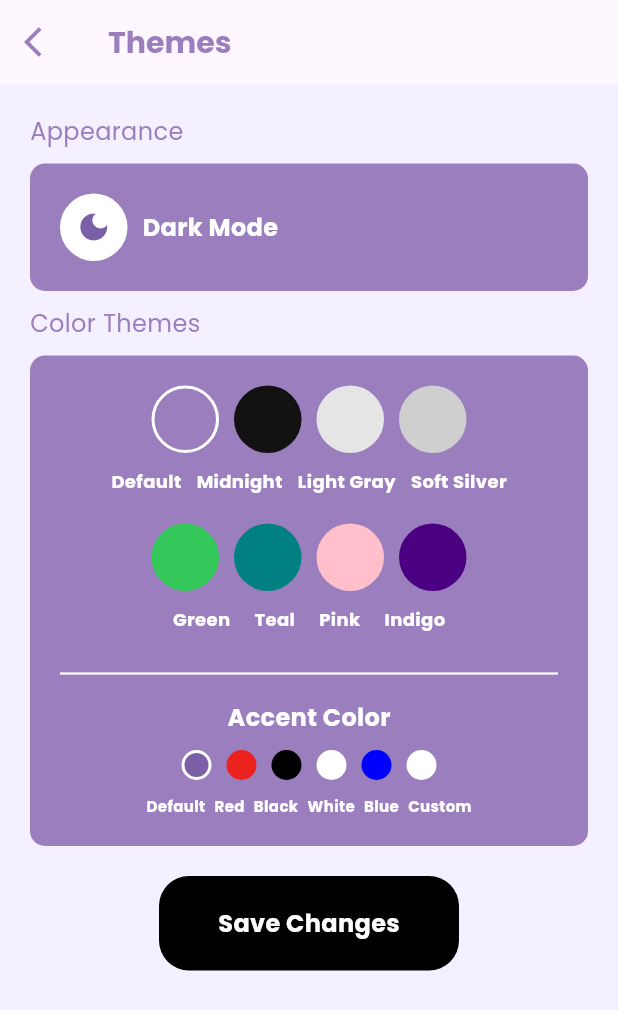
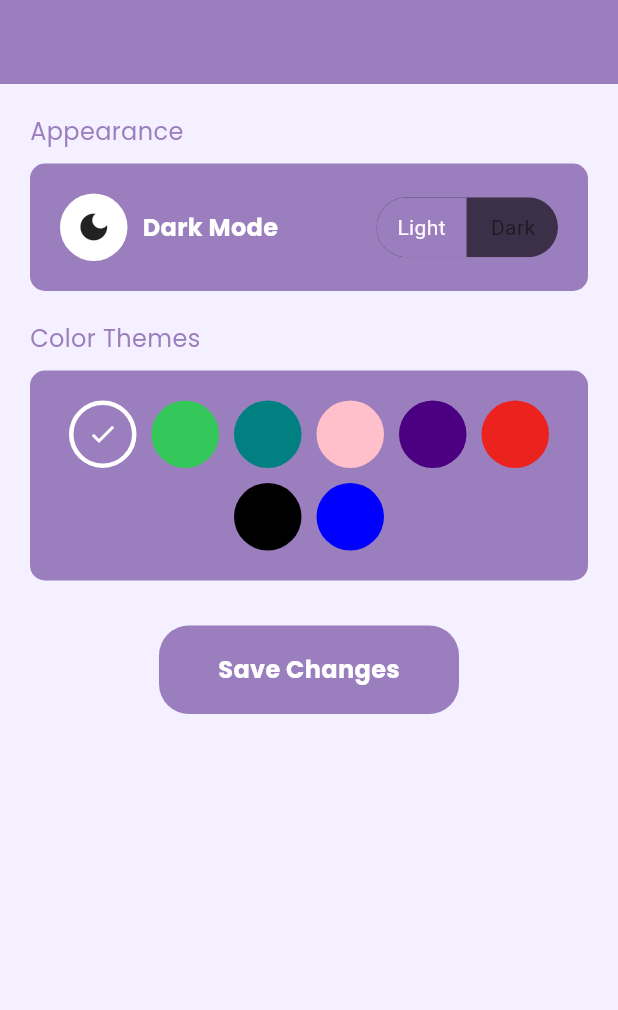
Before and after one commit to IrghimKurniawan/Snap_Journal, a Flutter app: the Themes screen opened directly, on a phone screen of 412 x 824 dp. Shown: the top 1010 px of the screen. Run offline on Flutter 3.47's test engine with Material 3 defaults, Android fonts, the phone set to English and light mode, and no system bars; drawn by our look-alikes of toggle_switch; our stand-ins replace dio, google_fonts, image_picker, shared_preferences, video_player; accounts and stored records are empty; network calls fail.

Commit message:
new update theme(masih bug)

```diff
--- a/lib/pages/profile.dart
+++ b/lib/pages/profile.dart
@@ -1,6 +1,7 @@
 import 'package:flutter/material.dart';
 import 'package:google_fonts/google_fonts.dart';
 import 'package:provider/provider.dart';
+import 'package:snap_journal/additional%20pages/notification.dart';
 import 'package:snap_journal/auth/login.dart';
 import 'package:snap_journal/services/auth_services.dart';
 import 'package:snap_journal/services/language_provider.dart';
@@ -137,7 +138,10 @@ class ProfilePage extends StatelessWidget {
                       _menuItem(
                         icon: Icons.notifications_none,
                         label: t['notification']!,
-                        onTap: () => print("Notification"),
+                        onTap: () => Navigator.push(
+                          context,
+                          MaterialPageRoute(builder: (_) => NotificationPage()),
+                        ),
                       ),
                     ],
                   ),
--- a/lib/pages/themes.dart
+++ b/lib/pages/themes.dart
@@ -2,32 +2,39 @@ import 'package:flutter/material.dart';
 import 'package:google_fonts/google_fonts.dart';
 import 'package:provider/provider.dart';
 import 'package:snap_journal/services/language_provider.dart';
+import 'package:snap_journal/services/theme_provider.dart';
 import 'package:toggle_switch/toggle_switch.dart';
 
 class Themes extends StatefulWidget {
   const Themes({super.key});
+
   @override
   State<Themes> createState() => _ThemesState();
 }
 
 class _ThemesState extends State<Themes> {
+  Color? selectedColor;
+
   @override
   Widget build(BuildContext context) {
     final t = Provider.of<LanguageProvider>(context).text;
+    final themeProvider = Provider.of<ThemeProvider>(context);
+
+    selectedColor ??= themeProvider.primaryColor;
 
     return Scaffold(
-      backgroundColor: Color(0xFFF5F0FF),
+      backgroundColor: Theme.of(context).scaffoldBackgroundColor,
       appBar: AppBar(
         title: Text(
           t['themes_title']!,
           style: GoogleFonts.poppins(
             fontSize: 20,
             fontWeight: FontWeight.bold,
-            color: Color(0xFF9B7EBD),
+            color: themeProvider.primaryColor,
           ),
         ),
         leading: IconButton(
-          icon: Icon(Icons.arrow_back_ios, color: Color(0xFF9B7EBD)),
+          icon: Icon(Icons.arrow_back_ios, color: themeProvider.primaryColor),
           onPressed: () => Navigator.pop(context),
         ),
       ),
@@ -41,15 +48,15 @@ class _ThemesState extends State<Themes> {
                 t['appearance_label']!,
                 style: GoogleFonts.poppins(
                   fontSize: 16,
-                  color: Color(0xFF9B7EBD),
+                  color: themeProvider.primaryColor,
                 ),
               ),
-              SizedBox(height: 10),
+              const SizedBox(height: 10),
               Container(
                 width: double.infinity,
                 padding: const EdgeInsets.all(20),
                 decoration: BoxDecoration(
-                  color: Color(0xFF9B7EBD),
+                  color: themeProvider.primaryColor,
                   borderRadius: BorderRadius.circular(10),
                 ),
                 child: Row(
@@ -57,13 +64,13 @@ class _ThemesState extends State<Themes> {
                     Container(
                       width: 45,
                       height: 45,
-                      decoration: BoxDecoration(
+                      decoration: const BoxDecoration(
                         color: Colors.white,
                         shape: BoxShape.circle,
                       ),
-                      child: Icon(Icons.dark_mode, color: Color(0xFF7B5FA7)),
+                      child: const Icon(Icons.dark_mode),
                     ),
-                    SizedBox(width: 10),
+                    const SizedBox(width: 10),
                     Text(
                       t['dark_mode']!,
                       style: GoogleFonts.poppins(
@@ -72,175 +79,76 @@ class _ThemesState extends State<Themes> {
                         color: Colors.white,
                       ),
                     ),
-                    Spacer(),
+                    const Spacer(),
                     ToggleSwitch(
-                      minWidth: 60.0,
-                      cornerRadius: 20.0,
-                      activeBgColors: [
-                        [Color(0xFF9B7EBD)],
-                        [Color(0xFF9B7EBD)],
-                      ],
-                      activeFgColor: Colors.white,
-                      inactiveBgColor: Color(0xFF9B7EBD),
-                      inactiveFgColor: Colors.white,
-                      initialLabelIndex: 1,
+                      minWidth: 60,
+                      cornerRadius: 20,
+                      initialLabelIndex: themeProvider.isDark ? 1 : 0,
                       totalSwitches: 2,
-                      labels: ['', ''],
-                      radiusStyle: true,
-                      onToggle: (index) {},
+                      labels: const ['Light', 'Dark'],
+                      onToggle: (index) {
+                        themeProvider.toggleDark(index == 1);
+                      },
                     ),
                   ],
                 ),
               ),
-              SizedBox(height: 10),
+              const SizedBox(height: 20),
               Text(
                 t['color_themes']!,
                 style: GoogleFonts.poppins(
                   fontSize: 16,
-                  color: Color(0xFF9B7EBD),
+                  color: themeProvider.primaryColor,
                 ),
               ),
-              SizedBox(height: 10),
+              const SizedBox(height: 10),
               Container(
                 width: double.infinity,
-                padding: EdgeInsets.all(20),
+                padding: const EdgeInsets.all(20),
                 decoration: BoxDecoration(
-                  color: Color(0xFF9B7EBD),
+                  color: themeProvider.primaryColor,
                   borderRadius: BorderRadius.circular(10),
                 ),
                 child: Column(
                   children: [
-                    Row(
-                      mainAxisAlignment: MainAxisAlignment.center,
+                    Wrap(
+                      spacing: 10,
+                      runSpacing: 10,
+                      alignment: WrapAlignment.center,
                       children: [
-                        _colorCircle(Color(0xFF9B7EBD), border: true),
-                        SizedBox(width: 10),
-                        _colorCircle(Color(0xFF121212)),
-                        SizedBox(width: 10),
-                        _colorCircle(Color(0xFFE5E5E5)),
-                        SizedBox(width: 10),
-                        _colorCircle(Color(0xFFCFCFCF)),
+                        _colorCircle(const Color(0xFF9B7EBD)),
+                        _colorCircle(const Color(0xFF34C759)),
+                        _colorCircle(const Color(0xFF008080)),
+                        _colorCircle(const Color(0xFFFFC0CB)),
+                        _colorCircle(const Color(0xFF4B0082)),
+                        _colorCircle(const Color(0xFFEC221F)),
+                        _colorCircle(const Color(0xFF000000)),
+                        _colorCircle(const Color(0xFF0000FF)),
                       ],
-                    ),
-                    SizedBox(height: 10),
-                    Row(
-                      mainAxisAlignment: MainAxisAlignment.center,
-                      children:
-                          ['Default', 'Midnight', 'Light Gray', 'Soft Silver']
-                              .map(
-                                (s) => Padding(
-                                  padding: EdgeInsets.symmetric(horizontal: 5),
-                                  child: Text(
-                                    s,
-                                    style: GoogleFonts.poppins(
-                                      fontSize: 12,
-                                      fontWeight: FontWeight.bold,
-                                      color: Colors.white,
-                                    ),
-                                  ),
-                                ),
-                              )
-                              .toList(),
-                    ),
-                    SizedBox(height: 20),
-                    Row(
-                      mainAxisAlignment: MainAxisAlignment.center,
-                      children: [
-                        _colorCircle(Color(0xFF34C759)),
-                        SizedBox(width: 10),
-                        _colorCircle(Color(0xFF008080)),
-                        SizedBox(width: 10),
-                        _colorCircle(Color(0xFFFFC0CB)),
-                        SizedBox(width: 10),
-                        _colorCircle(Color(0xFF4B0082)),
-                      ],
-                    ),
-                    SizedBox(height: 10),
-                    Row(
-                      mainAxisAlignment: MainAxisAlignment.center,
-                      children: ['Green', 'Teal', 'Pink', 'Indigo']
-                          .map(
-                            (s) => Padding(
-                              padding: EdgeInsets.symmetric(horizontal: 8),
-                              child: Text(
-                                s,
-                                style: GoogleFonts.poppins(
-                                  fontSize: 12,
-                                  fontWeight: FontWeight.bold,
-                                  color: Colors.white,
-                                ),
-                              ),
-                            ),
-                          )
-                          .toList(),
-                    ),
-                    SizedBox(height: 20),
-                    Divider(color: Colors.white, thickness: 1.5),
-                    SizedBox(height: 10),
-                    Center(
-                      child: Text(
-                        t['accent_color']!,
-                        style: GoogleFonts.poppins(
-                          fontSize: 16,
-                          fontWeight: FontWeight.bold,
-                          color: Colors.white,
-                        ),
-                      ),
-                    ),
-                    SizedBox(height: 10),
-                    Row(
-                      mainAxisAlignment: MainAxisAlignment.center,
-                      children:
-                          [
-                                Color(0xFF7B5FA7),
-                                Color(0xFFEC221F),
-                                Color(0xFF000000),
-                                Color(0xFFFFFFFF),
-                                Color(0xFF0000FF),
-                                Colors.white,
-                              ]
-                              .map(
-                                (c) => Padding(
-                                  padding: EdgeInsets.symmetric(horizontal: 5),
-                                  child: _colorCircle(
-                                    c,
-                                    small: true,
-                                    border: c == Color(0xFF7B5FA7),
-                                  ),
-                                ),
-                              )
-                              .toList(),
-                    ),
-                    SizedBox(height: 10),
-                    Row(
-                      mainAxisAlignment: MainAxisAlignment.center,
-                      children:
-                          ['Default', 'Red', 'Black', 'White', 'Blue', 'Custom']
-                              .map(
-                                (s) => Padding(
-                                  padding: EdgeInsets.symmetric(horizontal: 3),
-                                  child: Text(
-                                    s,
-                                    style: GoogleFonts.poppins(
-                                      fontSize: 10,
-                                      fontWeight: FontWeight.bold,
-                                      color: Colors.white,
-                                    ),
-                                  ),
-                                ),
-                              )
-                              .toList(),
                     ),
                   ],
                 ),
               ),
-              SizedBox(height: 20),
+              const SizedBox(height: 30),
               Center(
+                child: GestureDetector(
+                  onTap: () {
+                    if (selectedColor != null) {
+                      themeProvider.changeColor(selectedColor!);
+
+                      ScaffoldMessenger.of(context).showSnackBar(
+                        const SnackBar(
+                          content: Text("Theme updated"),
+                          duration: Duration(seconds: 2),
+                        ),
+                      );
+                    }
+                  },
                   child: Container(
                     width: 200,
-                  padding: EdgeInsets.all(20),
+                    padding: const EdgeInsets.all(18),
                     decoration: BoxDecoration(
-                    color: Colors.black,
+                      color: themeProvider.primaryColor,
                       borderRadius: BorderRadius.circular(20),
                     ),
                     child: Center(
@@ -255,6 +163,7 @@ class _ThemesState extends State<Themes> {
                     ),
                   ),
                 ),
+              ),
             ],
           ),
         ),
@@ -262,15 +171,28 @@ class _ThemesState extends State<Themes> {
     );
   }
 
-  Widget _colorCircle(Color color, {bool border = false, bool small = false}) {
-    double size = small ? 20 : 45;
-    return Container(
+  Widget _colorCircle(Color color, {bool small = false}) {
+    double size = small ? 25 : 45;
+
+    bool isSelected = selectedColor == color;
+
+    return GestureDetector(
+      onTap: () {
+        setState(() {
+          selectedColor = color;
+        });
+      },
+      child: Container(
         width: size,
         height: size,
         decoration: BoxDecoration(
           color: color,
           shape: BoxShape.circle,
-        border: border ? Border.all(color: Colors.white, width: 2) : null,
+          border: isSelected ? Border.all(color: Colors.white, width: 3) : null,
+        ),
+        child: isSelected
+            ? const Icon(Icons.check, color: Colors.white, size: 20)
+            : null,
       ),
     );
   }
```
Also changed, not shown: lib/auth/login.dart (+18 -3 lines), lib/auth/register.dart (+15 -1 lines), lib/main.dart (+12 -3 lines), lib/pages/dashboard.dart (+7 -5 lines), lib/services/theme_provider.dart (added, +64 -0 lines). Lines whose indentation alone changed are shown as unchanged.
